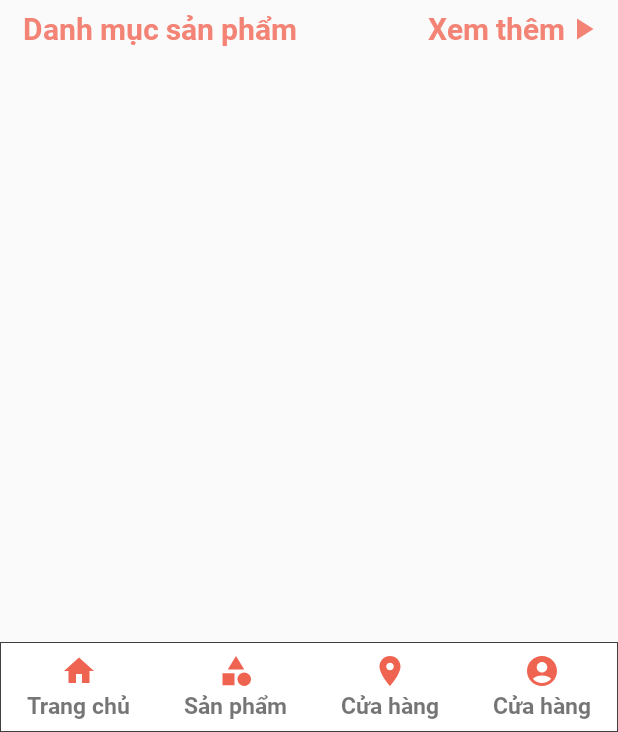
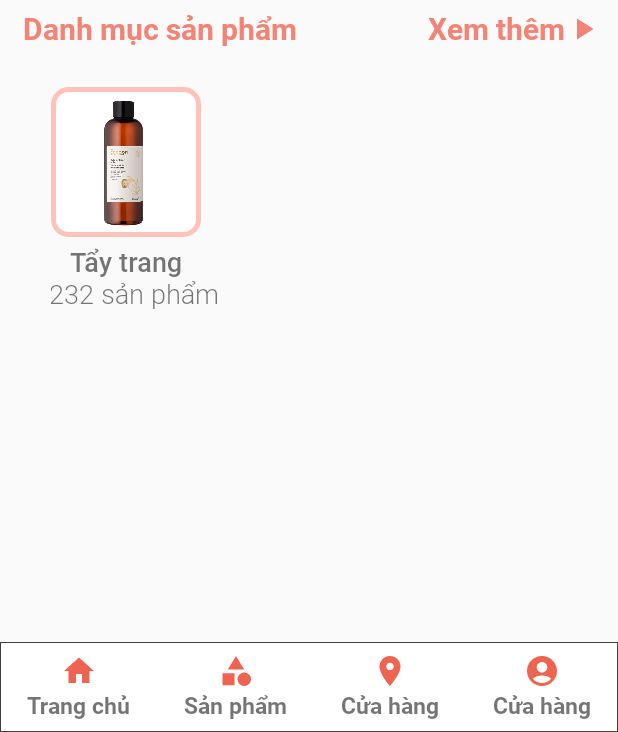
Before and after one commit to The-Bioskin/TheBioskinApp, an Android app: the layout activity_home.xml on its own in the app's theme, with its tools: preview values and no code run, on a phone screen of 412 x 824 dp, the part 504-1236 px from its top. Run offline under Robolectric (Android 15) with nearby library versions, the phone set to English and light mode, and no system bars.

Commit message:
Fix again

```diff
--- /dev/null
+++ b/app/src/main/res/drawable/item_corner_pink1.xml
@@ -0,0 +1,15 @@
+<?xml version="1.0" encoding="utf-8"?>
+<shape xmlns:android="http://schemas.android.com/apk/res/android">
+    <stroke android:width="3dp"
+        android:color="#FBC3BC">
+
+    </stroke>
+    <solid
+        android:color="#FFFFFF">
+
+    </solid>
+    <corners
+
+        android:radius="10dp">
+    </corners>
+</shape>
--- a/app/src/main/res/layout/activity_home.xml
+++ b/app/src/main/res/layout/activity_home.xml
@@ -131,9 +131,9 @@
                     app:layout_constraintTop_toTopOf="@id/txt_More"
                     app:layout_constraintBottom_toBottomOf="@id/txt_More"/>
                 <androidx.recyclerview.widget.RecyclerView
-                    android:id="@+id/rclBestSeller"
+                    android:id="@+id/rclCatogories"
                     android:layout_width="390dp"
-                    android:layout_height="120dp"
+                    android:layout_height="180dp"
                     android:orientation="horizontal"
                     android:layout_marginTop="10dp"
                     app:layout_constraintBottom_toBottomOf="parent"
@@ -142,7 +142,7 @@
                     app:layout_constraintRight_toRightOf="parent"
                     app:layout_constraintTop_toBottomOf="@id/txt_ListProduct"
                     app:layout_constraintVertical_bias="0.0"
-                    tools:listitem=""/>
+                    tools:listitem="@layout/item_list_product_homeinterface"/>
 
             </androidx.constraintlayout.widget.ConstraintLayout>
         </LinearLayout>
--- /dev/null
+++ b/app/src/main/res/layout/item_list_product_homeinterface.xml
@@ -0,0 +1,51 @@
+<?xml version="1.0" encoding="utf-8"?>
+<androidx.constraintlayout.widget.ConstraintLayout xmlns:android="http://schemas.android.com/apk/res/android"
+    android:layout_width="match_parent"
+    android:layout_height="match_parent"
+    xmlns:tools="http://schemas.android.com/tools"
+    xmlns:app="http://schemas.android.com/apk/res-auto"
+    android:padding="15dp">
+    <View
+        android:id="@+id/view1"
+        android:layout_width="100dp"
+        android:layout_height="100dp"
+        android:background="@drawable/item_corner_pink1"
+        tools:ignore="MissingConstraints"/>
+    <ImageView
+        android:layout_width="100dp"
+        android:layout_height="120dp"
+        android:src="@drawable/TayTrang"
+        app:layout_constraintLeft_toLeftOf="@id/view1"
+        app:layout_constraintRight_toRightOf="@id/view1"
+        app:layout_constraintTop_toTopOf="@id/view1"
+        app:layout_constraintBottom_toBottomOf="@id/view1"
+        />
+    <TextView
+        android:id="@+id/txt_NameofCatogories"
+        android:layout_width="wrap_content"
+        android:layout_height="wrap_content"
+        android:text="Tẩy trang"
+        android:textSize="18dp"
+        android:fontFamily="@font/roboto_medium"
+        app:layout_constraintTop_toBottomOf="@id/view1"
+        tools:ignore="MissingConstraints"
+        app:layout_constraintLeft_toLeftOf="@id/view1"
+        app:layout_constraintRight_toRightOf="@id/view1"
+        android:layout_marginTop="4dp"/>
+    <TextView
+        android:id="@+id/txt_Quantity"
+        android:layout_width="wrap_content"
+        android:layout_height="wrap_content"
+        android:text="1232 sản phẩm"
+        android:textSize="18dp"
+        android:fontFamily="@font/roboto_light"
+        app:layout_constraintTop_toBottomOf="@id/view1"
+        tools:ignore="MissingConstraints"
+        app:layout_constraintLeft_toLeftOf="@id/view1"
+        app:layout_constraintRight_toRightOf="@id/view1"
+        android:layout_marginTop="25dp"/>
+
+
+
+
+</androidx.constraintlayout.widget.ConstraintLayout>
```
